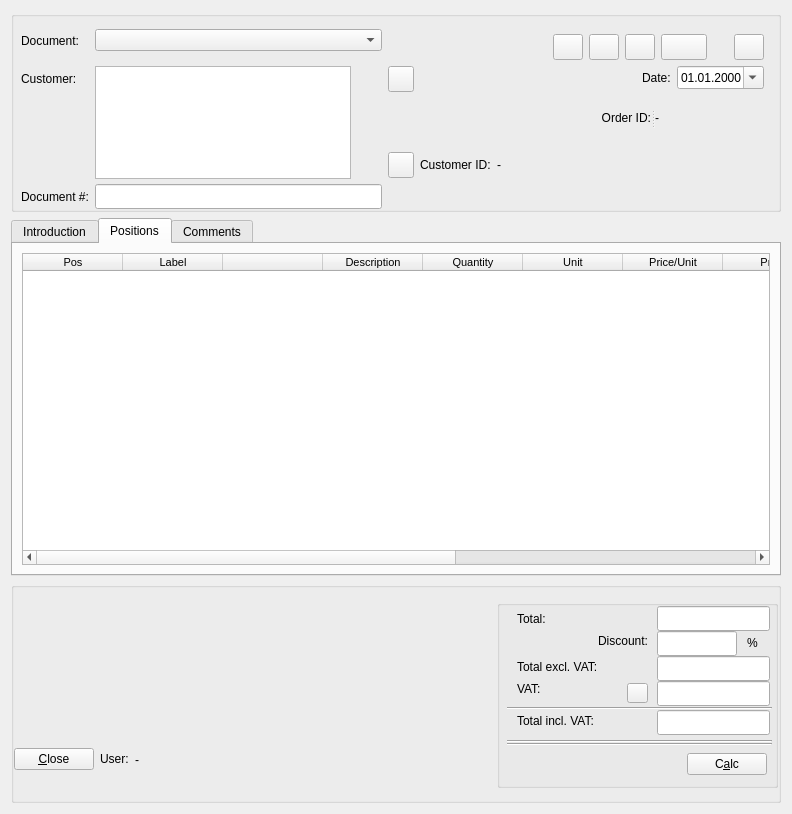
Old version of the form trunk/ui/doceditfrm.ui in the repository BackupTheBerlios/first4-svn.
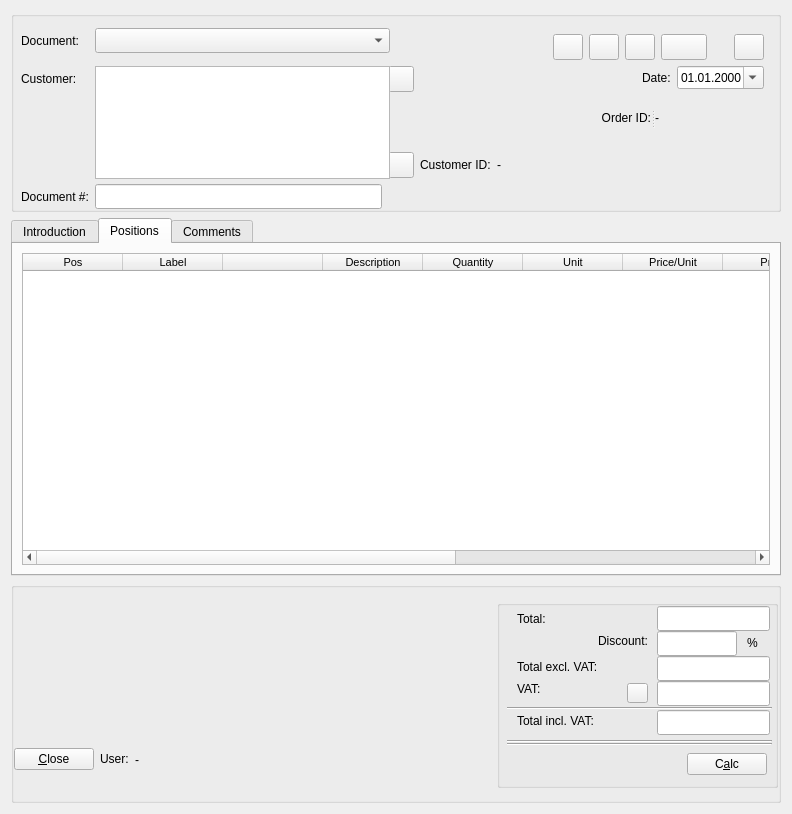
New version of the form. Icons and pictures are not drawn.

```diff
--- a/trunk/ui/doceditfrm.ui
+++ b/trunk/ui/doceditfrm.ui
@@ -68,7 +68,14 @@
         <number>6</number>
        </property>
        <item row="0" column="1" >
-        <widget class="QComboBox" name="cmbdoc" />
+        <widget class="QComboBox" name="cmbdoc" >
+         <property name="minimumSize" >
+          <size>
+           <width>295</width>
+           <height>25</height>
+          </size>
+         </property>
+        </widget>
        </item>
        <item row="3" column="2" colspan="2" >
         <layout class="QHBoxLayout" >
@@ -254,13 +261,13 @@
         <widget class="QTextEdit" name="boxaddress" >
          <property name="minimumSize" >
           <size>
-           <width>256</width>
+           <width>295</width>
            <height>113</height>
           </size>
          </property>
          <property name="maximumSize" >
           <size>
-           <width>256</width>
+           <width>295</width>
            <height>113</height>
           </size>
          </property>
```
